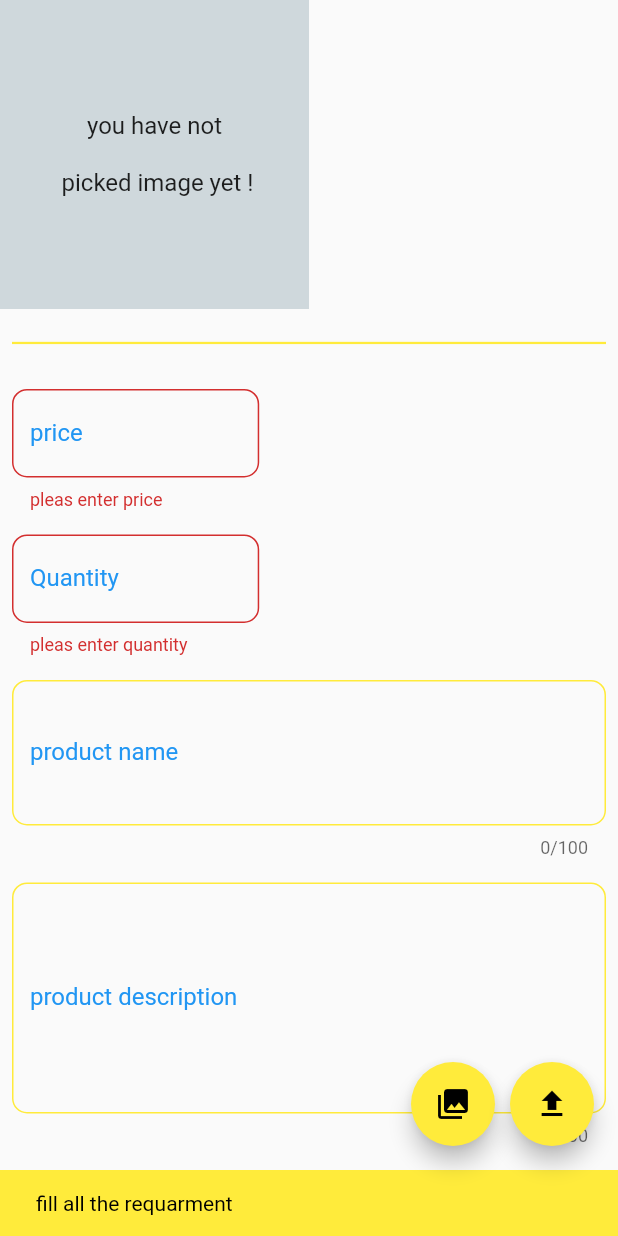
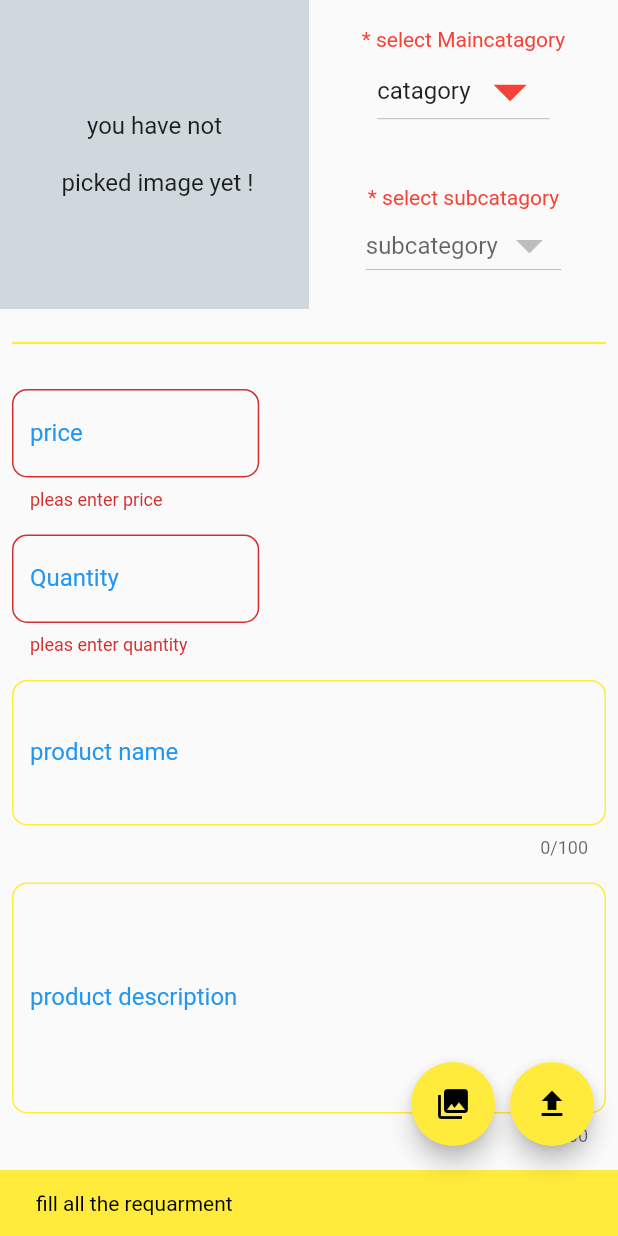
Before and after one commit to balgovind866/RRconstruction, a Flutter app: the ProjectAdd screen opened directly, after a tap on the "upload" icon, on a phone screen of 412 x 824 dp. Run offline on Flutter 3.47's test engine with Material 2 defaults, Android fonts, the phone set to English and light mode, and no system bars; our stand-ins replace cloud_firestore, firebase_auth, firebase_core, firebase_storage, flutter_screenutil, google_sign_in and 1 more; accounts and stored records are empty.

```diff
--- a/lib/pagelogin/add_project.dart
+++ b/lib/pagelogin/add_project.dart
@@ -1,10 +1,15 @@
 import 'dart:io';
 
+
+
 import 'package:cloud_firestore/cloud_firestore.dart';
+import 'package:firebase_auth/firebase_auth.dart';
 import 'package:flutter/cupertino.dart';
 import 'package:flutter/material.dart';
 import 'package:flutter_screenutil/flutter_screenutil.dart';
 import 'package:image_picker/image_picker.dart';
+import 'package:firebase_storage/firebase_storage.dart' as firebase_storage;
+import 'package:path/path.dart' as path;
 
 class ProjectAdd extends StatefulWidget {
   const ProjectAdd({Key? key}) : super(key: key);
@@ -22,10 +27,67 @@ class _ProjectAddState extends State<ProjectAdd> {
   int? Quantity = 0;
   String? product_name = '';
   String? description = '';
+  List<String> catag=[
+    'catagory',
+    'men',
+    'woman',
+    'shoes',
+    'bags',
 
-  void uploadproduct() {
+  ];
+  List<String> catagMan=[
+    'subcategory',
+    'shrit',
+    'jacket',
+    'jeans',
+    'pant',
+
+  ];
+  List<String> catagWoman=[
+    'subcategory',
+    'w shrit',
+    'w jacket',
+    'w jeans',
+    'w pant',
+
+  ];
+  List<String> catagshoes=[
+    'subcategory',
+    's shrit',
+    's jacket',
+    's jeans',
+    's pant',
+
+  ];
+  List<String> catagbags=[
+    'subcategory',
+    'b shrit',
+    'b jacket',
+    'b jeans',
+    'b pant',
+
+  ];
+  String? maincatagValue='catagory';
+  String? mainsubvalue='subcategory';
+  List<String> subCategList=[];
+  Future<void> uploadImage() async {
+    try{
       if (_formkey.currentState!.validate()) {
         _formkey.currentState?.save();
+        if(imagesFileList!.isNotEmpty)
+        {
+          for(var image in imagesFileList!){
+            firebase_storage.Reference ref=firebase_storage
+                .FirebaseStorage.instance.ref('products/${path.basename(image.path)}');
+            await ref.putFile(File(image.path)).whenComplete(()async{
+              await ref.getDownloadURL().then((value){
+                imagesUrlList?.add(value);
+              });
+
+            });
+
+          }
+        }
         print('valid all requerment');
         print(price);
         print(Quantity);
@@ -41,10 +103,52 @@ class _ProjectAddState extends State<ProjectAdd> {
           backgroundColor: Colors.yellow,
         ));
       }
+    }catch(e){print(e);}
+
+
+  }
+  Future<void> uploaddata() async {
+    if(imagesUrlList!.isNotEmpty){
+      CollectionReference productRef=FirebaseFirestore.instance.collection('products');
+      await productRef.doc().set({
+        'maincatag':maincatagValue,
+        'subcateg':mainsubvalue,
+        'price':price,
+        'instock':Quantity,
+        'proname': product_name,
+        'prodesc':description,
+        'sid':FirebaseAuth.instance.currentUser!.uid,
+
+        'proimages':imagesUrlList,
+        'discount':0,
+
+      }).whenComplete(() {
+        setState(() {
+          imagesFileList=[];
+          maincatagValue='catagory';
+          subCategList=[];
+          imagesUrlList=[];
+        });
+
+      }
+        );
+
+
+    }else{
+      print('no images ');
+    }
+  }
+
+
+
+  Future<void> uploadproduct() async {
+      await uploadImage().whenComplete(() => uploaddata());
+
   }
 
   final ImagePicker _picker = ImagePicker();
   List<XFile>? imagesFileList = [];
+  List<String>? imagesUrlList=[];
   dynamic _pickedImageError;
 
   void pickProductImages() async {
@@ -83,6 +187,7 @@ class _ProjectAddState extends State<ProjectAdd> {
 
   @override
   Widget build(BuildContext context) {
+    var size= MediaQuery.of(context).size;
     return ScaffoldMessenger(
       key: _scafoldkey,
       child: Scaffold(
@@ -115,6 +220,79 @@ class _ProjectAddState extends State<ProjectAdd> {
                         ),
 
                       ]),
+                      SizedBox(
+                        height: size.width * 0.5,
+                        width: size.width * 0.5,
+                        child: Column(
+                          mainAxisAlignment: MainAxisAlignment.spaceAround,
+                          children: <Widget>[
+                            Column(children: [Text('* select Maincatagory',style: TextStyle(color: Colors.red)),
+                              DropdownButton(
+                                  iconSize: 50.sp,
+                                  iconEnabledColor: Colors.red,
+
+                                  dropdownColor: Colors.yellow,
+                                  menuMaxHeight: 500,
+
+                                  value: maincatagValue,
+                                  items: catag.map<DropdownMenuItem<String>>((value){
+                                    return DropdownMenuItem(child: Text(value),
+                                      value: value,
+                                    );
+                                  }).toList(), onChanged: (String? value){
+                                if(value=='men')
+                                {
+                                  subCategList=catagMan;
+                                }else if(value=='woman')
+                                {
+                                  subCategList=catagWoman;
+                                }
+                                else if(value=='shoes')
+                                {
+                                  subCategList=catagshoes;
+                                }
+                                else if(value=='bags')
+                                {
+                                  subCategList=catagbags;
+                                }
+                                print(value);
+                                setState(() {
+                                  this.maincatagValue=value;
+                                  mainsubvalue='subcategory';
+                                });
+
+                              }),
+                            ]),
+
+                            Column(
+                                children:[
+                                  Text('* select subcatagory',style: TextStyle(color: Colors.red),),
+
+                                  DropdownButton(
+                                      iconSize: 40.sp,
+                                      iconEnabledColor: Colors.red,
+                                      dropdownColor: Colors.yellow,
+                                      menuMaxHeight: 500,
+                                      disabledHint: Text('subcategory'),
+                                      value:mainsubvalue ,
+                                      items:  subCategList.map<DropdownMenuItem<String>>((value){
+                                        return DropdownMenuItem(child: Text(value),
+                                          value: value,
+                                        );
+                                      }).toList(), onChanged: (String? Value){
+                                    print(Value);
+                                    setState(() {
+                                      mainsubvalue=Value;
+                                    });
+
+                                  }),
+                                ]),
+
+                          ],
+
+                        ),
+                      ),
+
                     ],
                   ),
                   Padding(
@@ -259,6 +437,7 @@ class _ProjectAddState extends State<ProjectAdd> {
   }
 }
 
+
 var textFormDecoration = InputDecoration(
   labelText: 'price',
   hintText: 'price...\$',
--- a/pubspec.yaml
+++ b/pubspec.yaml
@@ -38,6 +38,7 @@ dependencies:
   flutter_screenutil: ^5.5.4
   phone_number: ^1.0.0
   image_picker_ios: ^0.8.6+1
+  firebase_storage: ^10.3.5
 
 
 
```
Also changed, not shown: pubspec.lock, 1 other file. Lines whose indentation alone changed are shown as unchanged.
